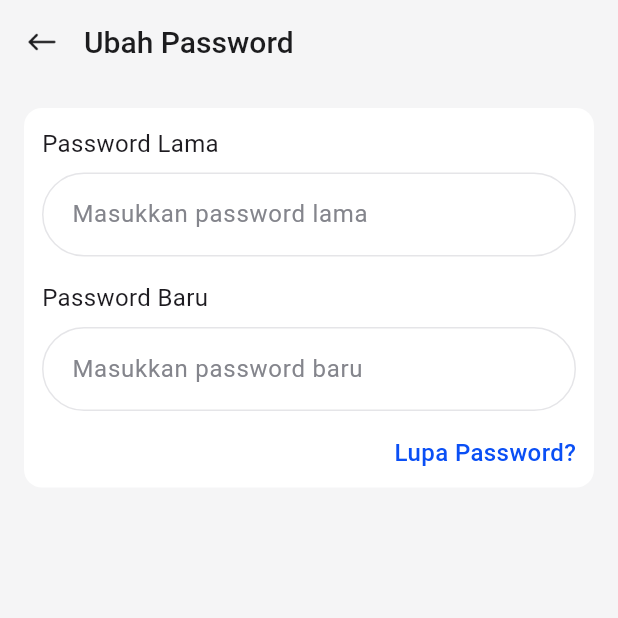
After one commit to ChamillatulLuqianaAgustin/face_count, a Flutter app: the screen it shows once a user with an empty profile is signed in, item 4 of the bottom bar chosen, after a tap on "Ubah Password", on a phone screen of 412 x 824 dp, the top half of it. The commit adds this screen. Run offline on Flutter 3.47's test engine with Material 3 defaults, Android fonts, the phone set to English and light mode, and no system bars; our stand-ins replace equatable, firebase_auth, firebase_core, flutter_bloc, image_picker; accounts and stored records are empty; Roboto replaces fonts that are missing (SFProDisplay).

Commit message:
feat: ubah password page

```diff
--- /dev/null
+++ b/lib/features/profil/change_password.dart
@@ -0,0 +1,76 @@
+import 'package:face_count/configs/theme.dart';
+import 'package:face_count/widgets/custom_textfield.dart';
+import 'package:flutter/material.dart';
+
+class ChangePassword extends StatefulWidget {
+  const ChangePassword({super.key});
+
+  @override
+  State<ChangePassword> createState() => _ChangePasswordState();
+}
+
+class _ChangePasswordState extends State<ChangePassword> {
+  @override
+  final _passwordController = TextEditingController();
+  Widget build(BuildContext context) {
+    return Scaffold(
+      appBar: AppBar(
+        backgroundColor: Colors.transparent,
+        elevation: 0,
+        leading: IconButton(
+          icon: Image.asset(
+            'assets/icons/arrow_back.png',
+            color: neutral950,
+            width: 28,
+          ),
+          onPressed: () => Navigator.of(context).pop(),
+        ),
+        title: Text(
+          'Ubah Password',
+          style: mediumTS.copyWith(fontSize: 20, color: neutral950),
+        ),
+        titleSpacing: 0,
+      ),
+      body: ListView(
+        children: [
+          Container(
+            padding: EdgeInsets.all(12),
+            margin: EdgeInsets.all(16),
+            decoration: BoxDecoration(
+              borderRadius: BorderRadius.circular(12),
+              color: neutral0,
+            ),
+            child: Column(
+              crossAxisAlignment: CrossAxisAlignment.end,
+              children: [
+                CustomTextField(
+                  controller: _passwordController,
+                  label: 'Password Lama',
+                  hint: 'Masukkan password lama',
+                ),
+                const SizedBox(
+                  height: 16,
+                ),
+                CustomTextField(
+                  controller: _passwordController,
+                  label: 'Password Baru',
+                  hint: 'Masukkan password baru',
+                ),
+                const SizedBox(
+                  height: 16,
+                ),
+                Text(
+                  'Lupa Password?',
+                  style: mediumTS.copyWith(
+                    fontSize: 16,
+                    color: primaryBase,
+                  ),
+                )
+              ],
+            ),
+          )
+        ],
+      ),
+    );
+  }
+}
--- a/lib/features/profil/profil_page.dart
+++ b/lib/features/profil/profil_page.dart
@@ -1,4 +1,5 @@
 import 'package:face_count/configs/theme.dart';
+import 'package:face_count/features/profil/change_password.dart';
 import 'package:face_count/features/profil/edit_profile.dart';
 import 'package:face_count/widgets/custom_button.dart';
 import 'package:flutter/material.dart';
@@ -105,7 +106,14 @@ class _ProfilScreenState extends State<ProfilScreen> {
             ),
             child: Column(
               children: [
-                Padding(
+                InkWell(
+                  borderRadius: BorderRadius.circular(12),
+                  onTap: () {
+                    Navigator.of(context).push(MaterialPageRoute(
+                      builder: (context) => const ChangePassword(),
+                    ));
+                  },
+                  child: Ink(
                     padding: const EdgeInsets.all(16),
                     child: Row(
                       children: [
@@ -115,12 +123,13 @@ class _ProfilScreenState extends State<ProfilScreen> {
                         ),
                         Text(
                           'Ubah Password',
-                        style:
-                            mediumTS.copyWith(fontSize: 16, color: neutral950),
+                          style: mediumTS.copyWith(
+                              fontSize: 16, color: neutral950),
                         ),
                         Spacer(),
                         Image.asset('assets/icons/arrow_right.png')
                       ],
+                    ),
                   ),
                 ),
                 Divider(
```
Lines whose indentation alone changed are shown as unchanged.
